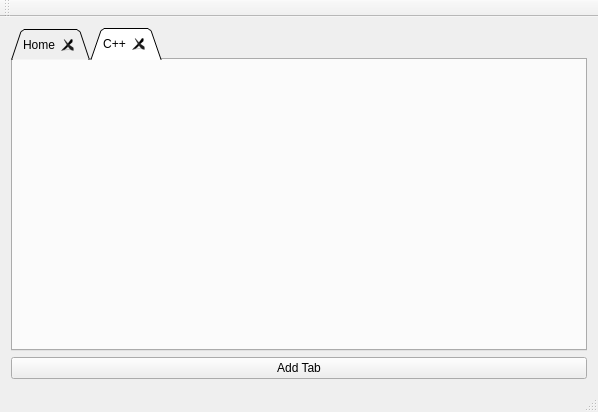
This is Udemy_Tut_For_Beginners/TabWidgetDemo/mainwindow.ui in KrisToe4/qt as Qt 5 draws it before an edit. The edited form follows.
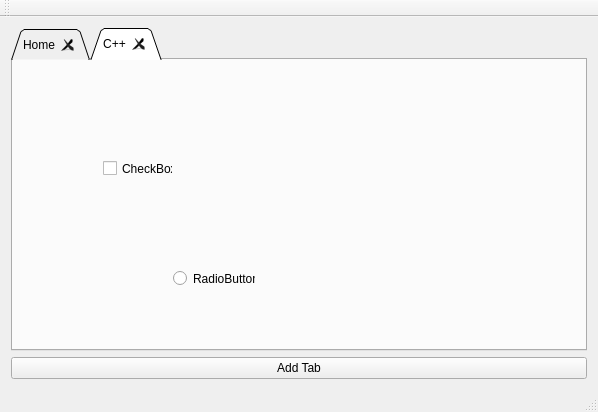
This is the edited form. The open tabs and pages were chosen to show the change.

Commit message: Final Tab Demo

Patch:
```diff
--- a/Udemy_Tut_For_Beginners/TabWidgetDemo/mainwindow.ui
+++ b/Udemy_Tut_For_Beginners/TabWidgetDemo/mainwindow.ui
@@ -46,6 +46,32 @@
          <attribute name="toolTip">
           <string>This is C++</string>
          </attribute>
+         <widget class="QCheckBox" name="checkBox">
+          <property name="geometry">
+           <rect>
+            <x>90</x>
+            <y>100</y>
+            <width>70</width>
+            <height>17</height>
+           </rect>
+          </property>
+          <property name="text">
+           <string>CheckBox</string>
+          </property>
+         </widget>
+         <widget class="QRadioButton" name="radioButton">
+          <property name="geometry">
+           <rect>
+            <x>160</x>
+            <y>210</y>
+            <width>82</width>
+            <height>17</height>
+           </rect>
+          </property>
+          <property name="text">
+           <string>RadioButton</string>
+          </property>
+         </widget>
         </widget>
        </widget>
       </item>
```
Left out of the diff: 28 changed lines with no effect on the pictures. The commit also changes 5 other files.
